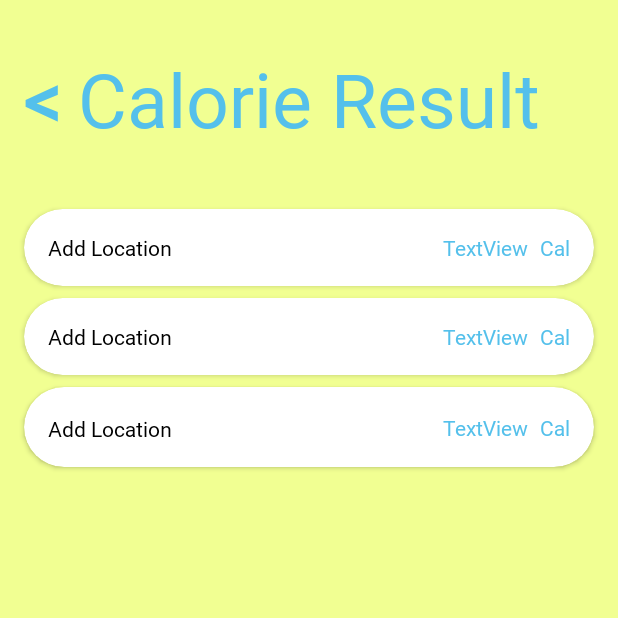
After one commit to thareqmy/android-dietgo, an Android app: the ResultActivity screen opened directly, with no data from a screen before it, on a phone screen of 412 x 824 dp, the top half of it. The commit adds this screen. Run offline under Robolectric (Android 15) with nearby library versions, the phone set to English and light mode, and no system bars; libraries missing offline, so code that uses them is left out: com.theartofdev.edmodo; pictures from the network do not load; 1 statement that could not run was skipped.

Commit message:
selesai hampir sisa shop

```diff
--- a/app/build.gradle
+++ b/app/build.gradle
@@ -41,4 +41,8 @@ dependencies {
     androidTestImplementation 'com.android.support.test:runner:1.0.2'
     androidTestImplementation 'com.android.support.test.espresso:espresso-core:3.0.2'
     implementation 'com.android.support:cardview-v7:28.0.0'
+
+    //crop
+    implementation 'com.theartofdev.edmodo:android-image-cropper:2.6.+'
+
 }
--- a/app/src/main/java/com/stantwice/dietgo/MainActivity.java
+++ b/app/src/main/java/com/stantwice/dietgo/MainActivity.java
@@ -1,14 +1,21 @@
 package com.stantwice.dietgo;
 
 import android.content.Intent;
+import android.net.Uri;
 import android.os.Bundle;
 import android.support.v7.app.AppCompatActivity;
-import android.widget.Button;
-import butterknife.BindView;
+
 import butterknife.ButterKnife;
 import butterknife.OnClick;
 
 public class MainActivity extends AppCompatActivity {
+
+
+    private static final int PERMISSION_CODE = 1000;
+    private static final int IMAGE_CAPTURE_CODE = 1001;
+
+
+    Uri image_uri;
 
     @OnClick(R.id.statistics_button)
     public void toStat() {
@@ -31,10 +38,20 @@ public class MainActivity extends AppCompatActivity {
         startActivity(new Intent(this, ShopActivity.class));
     }
 
+    @OnClick(R.id.snap_button)
+    public void toResult() {
+        startActivity(new Intent(this, ResultActivity.class));
+    }
+
+
+
+
     @Override
     protected void onCreate(Bundle savedInstanceState) {
         super.onCreate(savedInstanceState);
         setContentView(R.layout.activity_main);
         ButterKnife.bind(this);
     }
+
+
 }
--- /dev/null
+++ b/app/src/main/java/com/stantwice/dietgo/ResultActivity.java
@@ -0,0 +1,132 @@
+package com.stantwice.dietgo;
+
+import android.Manifest;
+import android.content.ContentValues;
+import android.content.Intent;
+import android.content.pm.PackageManager;
+import android.net.Uri;
+import android.os.Build;
+import android.os.Bundle;
+import android.provider.MediaStore;
+import android.support.annotation.NonNull;
+import android.support.v7.app.AppCompatActivity;
+import android.widget.ImageView;
+import android.widget.Toast;
+
+import com.theartofdev.edmodo.cropper.CropImage;
+import com.theartofdev.edmodo.cropper.CropImageView;
+
+public class ResultActivity extends AppCompatActivity {
+
+
+    private static final int PERMISSION_CODE = 1000;
+    private static final int IMAGE_CAPTURE_CODE = 1001;
+
+
+    Uri image_uri;
+
+    ImageView mImageView;
+
+    @Override
+    protected void onCreate(Bundle savedInstanceState) {
+        super.onCreate(savedInstanceState);
+        setContentView(R.layout.activity_result);
+
+        mImageView = findViewById(R.id.result_view);
+
+
+        openImagePicker();
+
+
+        //takePicture();
+    }
+
+    private void openCamera() {
+        ContentValues values = new ContentValues();
+        values.put(MediaStore.Images.Media.TITLE, "New Picture");
+        values.put(MediaStore.Images.Media.DESCRIPTION, "From the Camera");
+        image_uri = getContentResolver().insert(MediaStore.Images.Media.EXTERNAL_CONTENT_URI, values);
+        //Camera intent
+        Intent cameraIntent = new Intent(MediaStore.ACTION_IMAGE_CAPTURE);
+        cameraIntent.putExtra(MediaStore.EXTRA_OUTPUT, image_uri);
+        startActivityForResult(cameraIntent, IMAGE_CAPTURE_CODE);
+    }
+
+    //handling permission result
+    @Override
+    public void onRequestPermissionsResult(int requestCode, @NonNull String[] permissions, @NonNull int[] grantResults) {
+        //this method is called, when user presses Allow or Deny from Permission Request Popup
+        switch (requestCode) {
+            case PERMISSION_CODE: {
+                if (grantResults.length > 0 && grantResults[0] ==
+                        PackageManager.PERMISSION_GRANTED) {
+                    //permission from popup was granted
+                    openCamera();
+                } else {
+                    //permission from popup was denied
+                    Toast.makeText(this, "Permission denied...", Toast.LENGTH_SHORT).show();
+                }
+            }
+        }
+    }
+
+
+    @Override
+    protected void onActivityResult(int requestCode, int resultCode, Intent data) {
+        //called when image was captured from camera
+
+       /* if (resultCode == RESULT_OK){
+            //set the image captured to our ImageView
+            mImageView.setImageURI(image_uri);
+
+        }*/
+
+        if (requestCode == CropImage.CROP_IMAGE_ACTIVITY_REQUEST_CODE) {
+            CropImage.ActivityResult result = CropImage.getActivityResult(data);
+            if (resultCode == RESULT_OK) {
+
+                image_uri = result.getUri();
+                mImageView.setImageURI(image_uri);
+
+
+            } else if (resultCode == CropImage.CROP_IMAGE_ACTIVITY_RESULT_ERROR_CODE) {
+
+                Exception error = result.getError();
+
+            }
+        }
+
+
+    }
+
+    public void openImagePicker() {
+        CropImage.activity()
+                .setGuidelines(CropImageView.Guidelines.ON)
+                .setMinCropResultSize(200, 200)
+                .setAspectRatio(1, 1)
+                .start(ResultActivity.this);
+    }
+
+    public void takePicture() {
+
+
+        if (Build.VERSION.SDK_INT >= Build.VERSION_CODES.M) {
+            if (checkSelfPermission(Manifest.permission.CAMERA) ==
+                    PackageManager.PERMISSION_DENIED ||
+                    checkSelfPermission(Manifest.permission.WRITE_EXTERNAL_STORAGE) ==
+                            PackageManager.PERMISSION_DENIED) {
+                //permission not enabled, request it
+                String[] permission = {Manifest.permission.CAMERA, Manifest.permission.WRITE_EXTERNAL_STORAGE};
+                //show popup to request permissions
+                requestPermissions(permission, PERMISSION_CODE);
+            } else {
+                //permission already granted
+                openCamera();
+            }
+        } else {
+            //system os < marshmallow
+            openCamera();
+        }
+
+    }
+}
--- /dev/null
+++ b/app/src/main/res/layout/activity_result.xml
@@ -0,0 +1,232 @@
+<?xml version="1.0" encoding="utf-8"?>
+<android.support.constraint.ConstraintLayout xmlns:android="http://schemas.android.com/apk/res/android"
+    xmlns:app="http://schemas.android.com/apk/res-auto"
+    xmlns:tools="http://schemas.android.com/tools"
+    android:layout_width="match_parent"
+    android:layout_height="match_parent"
+    android:background="@color/colorPrimary"
+    tools:context=".ResultActivity">
+
+    <TextView
+        android:id="@+id/textView"
+        android:layout_width="wrap_content"
+        android:layout_height="wrap_content"
+        android:layout_marginStart="8dp"
+        android:layout_marginTop="32dp"
+        android:layout_marginEnd="8dp"
+        android:fontFamily="@font/hobostd"
+        android:text="Calorie Result"
+        android:textColor="@color/colorAccent"
+        android:textSize="50sp"
+        app:layout_constraintEnd_toEndOf="parent"
+        app:layout_constraintStart_toStartOf="parent"
+        app:layout_constraintTop_toTopOf="parent" />
+
+    <Button
+        android:id="@+id/back_button"
+        style="?android:attr/borderlessButtonStyle"
+        android:layout_width="40dp"
+        android:layout_height="wrap_content"
+        android:layout_marginStart="8dp"
+        android:background="@color/transparent"
+        android:fontFamily="cursive"
+        android:text="@string/backsign"
+        android:textAllCaps="false"
+        android:textSize="50sp"
+        android:textStyle="bold"
+        app:layout_constraintBottom_toBottomOf="@+id/textView"
+        app:layout_constraintStart_toStartOf="parent"
+        app:layout_constraintTop_toTopOf="@+id/textView" />
+
+    <ImageView
+        android:id="@+id/result_view"
+        android:layout_width="0dp"
+        android:layout_height="wrap_content"
+        android:layout_marginStart="24dp"
+        android:layout_marginTop="16dp"
+        android:layout_marginEnd="24dp"
+        android:adjustViewBounds="true"
+        android:scaleType="centerInside"
+        app:layout_constraintEnd_toEndOf="parent"
+        app:layout_constraintHorizontal_bias="0.0"
+        app:layout_constraintStart_toStartOf="parent"
+        app:layout_constraintTop_toBottomOf="@+id/textView"
+        tools:srcCompat="@tools:sample/avatars[0]" />
+
+    <android.support.v7.widget.CardView
+        android:id="@+id/cardView1"
+        android:layout_width="0dp"
+        android:layout_height="wrap_content"
+        android:layout_marginStart="16dp"
+        android:layout_marginTop="24dp"
+        android:layout_marginEnd="16dp"
+        app:cardCornerRadius="30dp"
+        app:cardPreventCornerOverlap="false"
+        app:layout_constraintEnd_toEndOf="parent"
+        app:layout_constraintHorizontal_bias="1.0"
+        app:layout_constraintStart_toStartOf="parent"
+        app:layout_constraintTop_toBottomOf="@+id/result_view">
+
+        <android.support.constraint.ConstraintLayout
+            android:layout_width="match_parent"
+            android:layout_height="match_parent"
+            android:background="@color/transparent">
+
+            <TextView
+                android:id="@+id/result1"
+                android:layout_width="0dp"
+                android:layout_height="wrap_content"
+                android:paddingLeft="16dp"
+                android:paddingTop="16dp"
+                android:paddingRight="8dp"
+                android:paddingBottom="16dp"
+                android:text="Add Location"
+                android:textColor="@android:color/black"
+                app:layout_constraintEnd_toEndOf="parent"
+                app:layout_constraintHorizontal_bias="1.0"
+                app:layout_constraintStart_toStartOf="parent"
+                app:layout_constraintTop_toTopOf="parent" />
+
+            <TextView
+                android:id="@+id/textView37"
+                android:layout_width="wrap_content"
+                android:layout_height="wrap_content"
+                android:layout_marginEnd="16dp"
+                android:text="Cal"
+                app:layout_constraintBottom_toBottomOf="parent"
+                app:layout_constraintEnd_toEndOf="parent"
+                app:layout_constraintTop_toTopOf="parent" />
+
+            <TextView
+                android:id="@+id/calorie1"
+                android:layout_width="wrap_content"
+                android:layout_height="wrap_content"
+                android:layout_marginEnd="8dp"
+                android:text="TextView"
+                app:layout_constraintBottom_toBottomOf="@+id/textView37"
+                app:layout_constraintEnd_toStartOf="@+id/textView37"
+                app:layout_constraintTop_toTopOf="@+id/textView37" />
+
+        </android.support.constraint.ConstraintLayout>
+
+    </android.support.v7.widget.CardView>
+
+    <android.support.v7.widget.CardView
+        android:id="@+id/cardView2"
+        android:layout_width="0dp"
+        android:layout_height="wrap_content"
+        android:layout_marginStart="16dp"
+        android:layout_marginTop="8dp"
+        android:layout_marginEnd="16dp"
+        app:cardCornerRadius="30dp"
+        app:cardPreventCornerOverlap="false"
+        app:layout_constraintEnd_toEndOf="parent"
+        app:layout_constraintHorizontal_bias="1.0"
+        app:layout_constraintStart_toStartOf="parent"
+        app:layout_constraintTop_toBottomOf="@+id/cardView1">
+
+        <android.support.constraint.ConstraintLayout
+            android:layout_width="match_parent"
+            android:layout_height="match_parent"
+            android:background="@color/transparent">
+
+            <TextView
+                android:id="@+id/result2"
+                android:layout_width="0dp"
+                android:layout_height="wrap_content"
+                android:paddingLeft="16dp"
+                android:paddingTop="16dp"
+                android:paddingRight="8dp"
+                android:paddingBottom="16dp"
+                android:text="Add Location"
+                android:textColor="@android:color/black"
+                app:layout_constraintBottom_toBottomOf="parent"
+                app:layout_constraintEnd_toEndOf="parent"
+                app:layout_constraintStart_toStartOf="parent"
+                app:layout_constraintTop_toTopOf="parent" />
+
+            <TextView
+                android:id="@+id/textView35"
+                android:layout_width="wrap_content"
+                android:layout_height="wrap_content"
+                android:layout_marginEnd="16dp"
+                android:text="Cal"
+                app:layout_constraintBottom_toBottomOf="parent"
+                app:layout_constraintEnd_toEndOf="@+id/result2"
+                app:layout_constraintTop_toTopOf="parent" />
+
+            <TextView
+                android:id="@+id/calorie2"
+                android:layout_width="wrap_content"
+                android:layout_height="wrap_content"
+                android:layout_marginEnd="8dp"
+                android:text="TextView"
+                app:layout_constraintBottom_toBottomOf="@+id/textView35"
+                app:layout_constraintEnd_toStartOf="@+id/textView35"
+                app:layout_constraintTop_toTopOf="@+id/textView35" />
+
+        </android.support.constraint.ConstraintLayout>
+
+    </android.support.v7.widget.CardView>
+
+    <android.support.v7.widget.CardView
+        android:id="@+id/cardView3"
+        android:layout_width="0dp"
+        android:layout_height="wrap_content"
+        android:layout_marginStart="16dp"
+        android:layout_marginTop="8dp"
+        android:layout_marginEnd="16dp"
+        app:cardCornerRadius="30dp"
+        app:cardPreventCornerOverlap="false"
+        app:layout_constraintEnd_toEndOf="parent"
+        app:layout_constraintHorizontal_bias="1.0"
+        app:layout_constraintStart_toStartOf="parent"
+        app:layout_constraintTop_toBottomOf="@+id/cardView2">
+
+        <android.support.constraint.ConstraintLayout
+            android:layout_width="match_parent"
+            android:layout_height="match_parent"
+            android:background="@color/transparent">
+
+            <TextView
+                android:id="@+id/result3"
+                android:layout_width="0dp"
+                android:layout_height="wrap_content"
+                android:layout_marginTop="2dp"
+                android:paddingLeft="16dp"
+                android:paddingTop="16dp"
+                android:paddingRight="8dp"
+                android:paddingBottom="16dp"
+                android:text="Add Location"
+                android:textColor="@android:color/black"
+                app:layout_constraintEnd_toEndOf="parent"
+                app:layout_constraintHorizontal_bias="0.0"
+                app:layout_constraintStart_toStartOf="parent"
+                app:layout_constraintTop_toTopOf="parent" />
+
+            <TextView
+                android:id="@+id/textView10"
+                android:layout_width="wrap_content"
+                android:layout_height="wrap_content"
+                android:layout_marginEnd="16dp"
+                android:text="Cal"
+                app:layout_constraintBottom_toBottomOf="parent"
+                app:layout_constraintEnd_toEndOf="parent"
+                app:layout_constraintTop_toTopOf="parent" />
+
+            <TextView
+                android:id="@+id/calorie3"
+                android:layout_width="wrap_content"
+                android:layout_height="wrap_content"
+                android:layout_marginEnd="8dp"
+                android:text="TextView"
+                app:layout_constraintBottom_toBottomOf="@+id/textView10"
+                app:layout_constraintEnd_toStartOf="@+id/textView10"
+                app:layout_constraintTop_toTopOf="@+id/textView10" />
+
+        </android.support.constraint.ConstraintLayout>
+
+    </android.support.v7.widget.CardView>
+
+
+</android.support.constraint.ConstraintLayout>
```
Also changed, not shown: app/src/main/AndroidManifest.xml (+9 -3 lines), 1 other file.
